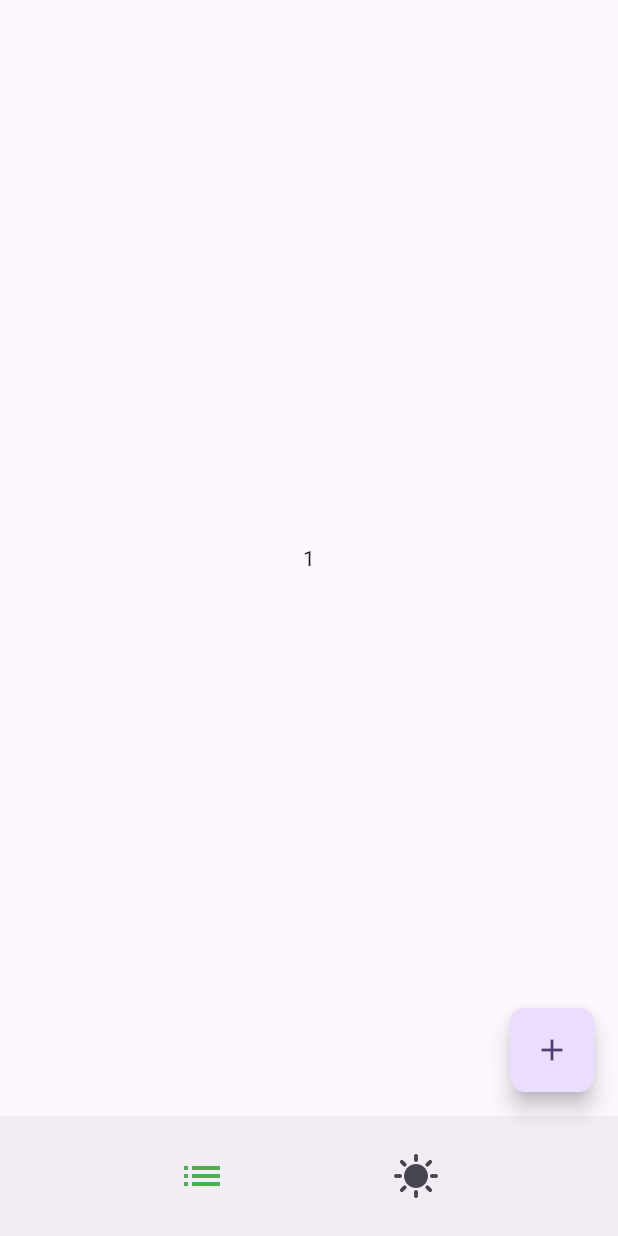
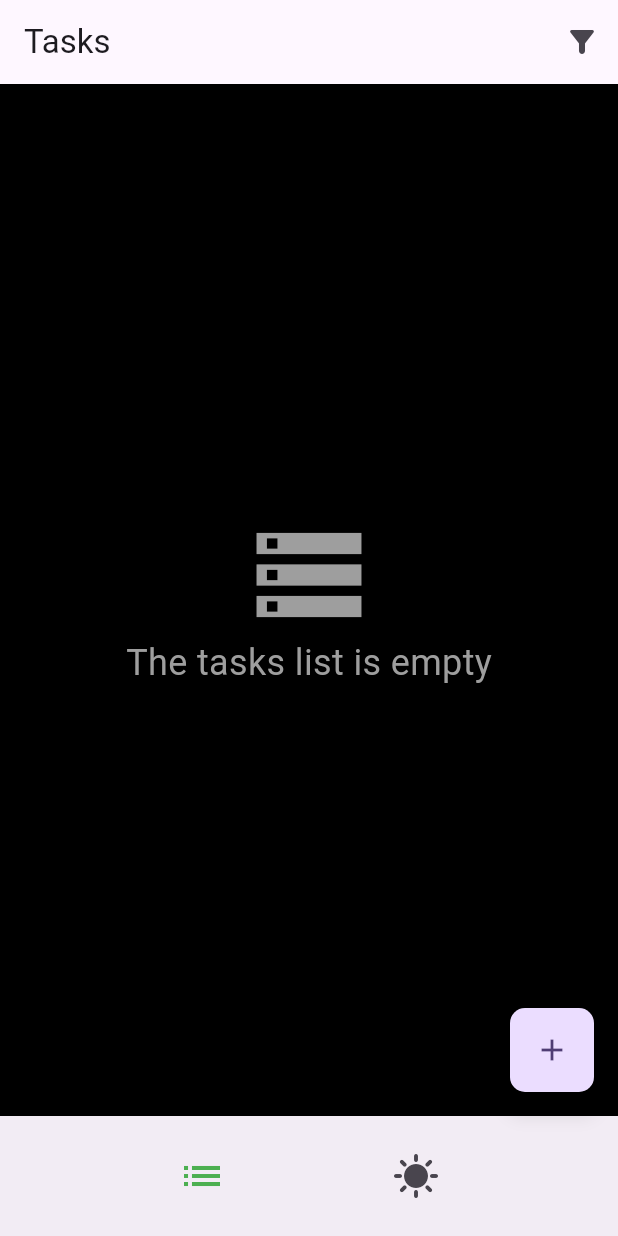
Before and after one commit to Grifon333/space_scutum_todo, a Flutter app: the screen it shows after launch, on a phone screen of 412 x 824 dp. Run offline on Flutter 3.47's test engine with Material 3 defaults, Android fonts, the phone set to English and light mode, and no system bars; our stand-ins replace bloc, equatable, flutter_bloc, rxdart, shared_preferences.

Commit message:
Added the TaskPage.

```diff
--- a/lib/ui/widgets/home/view/home_page.dart
+++ b/lib/ui/widgets/home/view/home_page.dart
@@ -1,6 +1,7 @@
 import 'package:flutter/material.dart';
 import 'package:flutter_bloc/flutter_bloc.dart';
 import 'package:space_scutum_todo/ui/widgets/home/home.dart';
+import 'package:space_scutum_todo/ui/widgets/tasks/tasks.dart';
 
 class HomePage extends StatelessWidget {
   const HomePage({super.key});
@@ -23,9 +24,10 @@ class HomeView extends StatelessWidget {
     return Scaffold(
       body: IndexedStack(
         index: selectedTab.index,
-        children: const [Center(child: Text('1')), Center(child: Text('2'))],
+        children: const [TasksPage(), Center(child: Text('2'))],
       ),
       floatingActionButton: FloatingActionButton(
+        // TODO: task edit screen
         onPressed: () {},
         shape: const RoundedRectangleBorder(
             borderRadius: BorderRadius.all(Radius.circular(10))),
--- /dev/null
+++ b/lib/ui/widgets/tasks/bloc/tasks_bloc.dart
@@ -0,0 +1,60 @@
+import 'package:bloc/bloc.dart';
+import 'package:equatable/equatable.dart';
+import 'package:space_scutum_todo/ui/widgets/tasks/tasks.dart';
+import 'package:todos_repository/todos_repository.dart';
+import "package:meta/meta.dart";
+
+part 'tasks_event.dart';
+
+part 'tasks_state.dart';
+
+class TasksBloc extends Bloc<TasksEvent, TasksState> {
+  final TodosRepository _repository;
+
+  TasksBloc({
+    required TodosRepository repository,
+  })  : _repository = repository,
+        super(TasksState()) {
+    on<TasksSubscriptionRequired>(_onSubscriptionRequired);
+    on<TasksCompletionToggled>(_onCompletionToggled);
+    on<TasksTaskDeleted>(_onTaskDeleted);
+    on<TasksFilterChanged>(_onFilterChanged);
+  }
+
+  Future<void> _onSubscriptionRequired(
+    TasksSubscriptionRequired event,
+    Emitter<TasksState> emit,
+  ) async {
+    emit(state.copyWith(status: TasksStatus.loading));
+    await emit.forEach<List<Todo>>(
+      _repository.getTodos(),
+      onData: (tasks) => state.copyWith(
+        status: TasksStatus.success,
+        tasks: tasks,
+      ),
+      onError: (_, __) => state.copyWith(status: TasksStatus.failure),
+    );
+  }
+
+  Future<void> _onCompletionToggled(
+    TasksCompletionToggled event,
+    Emitter<TasksState> emit,
+  ) async {
+    final newTask = event.task.copyWith(isCompleted: event.isCompleted);
+    await _repository.saveTodo(newTask);
+  }
+
+  Future<void> _onTaskDeleted(
+    TasksTaskDeleted event,
+    Emitter<TasksState> emit,
+  ) async {
+    await _repository.deleteTodo(event.task.id);
+  }
+
+  void _onFilterChanged(
+    TasksFilterChanged event,
+    Emitter<TasksState> emit,
+  ) {
+    emit(state.copyWith(filter: event.filter));
+  }
+}
--- /dev/null
+++ b/lib/ui/widgets/tasks/bloc/tasks_event.dart
@@ -0,0 +1,44 @@
+part of 'tasks_bloc.dart';
+
+@immutable
+sealed class TasksEvent extends Equatable {
+  const TasksEvent();
+
+  @override
+  List<Object> get props => [];
+}
+
+class TasksSubscriptionRequired extends TasksEvent {
+  const TasksSubscriptionRequired();
+}
+
+class TasksCompletionToggled extends TasksEvent {
+  final Todo task;
+  final bool isCompleted;
+
+  const TasksCompletionToggled({
+    required this.task,
+    required this.isCompleted,
+  });
+
+  @override
+  List<Object> get props => [task, isCompleted];
+}
+
+class TasksTaskDeleted extends TasksEvent {
+  final Todo task;
+
+  const TasksTaskDeleted(this.task);
+
+  @override
+  List<Object> get props => [task];
+}
+
+class TasksFilterChanged extends TasksEvent {
+  final TasksFilter filter;
+
+  const TasksFilterChanged(this.filter);
+
+  @override
+  List<Object> get props => [filter];
+}
--- /dev/null
+++ b/lib/ui/widgets/tasks/bloc/tasks_state.dart
@@ -0,0 +1,36 @@
+part of 'tasks_bloc.dart';
+
+enum TasksStatus { initial, loading, success, failure }
+
+final class TasksState extends Equatable {
+  final TasksStatus status;
+  final List<Todo> tasks;
+  final TasksFilter filter;
+  final String? selectCategory;
+
+  const TasksState({
+    this.status = TasksStatus.initial,
+    this.tasks = const [],
+    this.filter = TasksFilter.all,
+    this.selectCategory,
+  });
+
+  Iterable<Todo> get filteredTasks => filter.applyAll(tasks);
+
+  TasksState copyWith({
+    TasksStatus? status,
+    List<Todo>? tasks,
+    TasksFilter? filter,
+    String? selectCategory,
+  }) {
+    return TasksState(
+      status: status ?? this.status,
+      tasks: tasks ?? this.tasks,
+      filter: filter ?? this.filter,
+      selectCategory: selectCategory ?? this.selectCategory,
+    );
+  }
+
+  @override
+  List<Object?> get props => [status, tasks, filter, selectCategory];
+}
--- /dev/null
+++ b/lib/ui/widgets/tasks/models/models.dart
@@ -0,0 +1 @@
+export 'tasks_view_filter.dart';
--- /dev/null
+++ b/lib/ui/widgets/tasks/models/tasks_view_filter.dart
@@ -0,0 +1,15 @@
+import 'package:todos_repository/todos_repository.dart';
+
+enum TasksFilter { all, complete, active, category }
+
+extension SimpleFilter on TasksFilter {
+  bool apply(Todo task, {String? category}) => switch (this) {
+        TasksFilter.all => true,
+        TasksFilter.complete => task.isCompleted,
+        TasksFilter.active => !task.isCompleted,
+        TasksFilter.category => category != null && task.category == category,
+      };
+
+  Iterable<Todo> applyAll(Iterable<Todo> tasks, {String? category}) =>
+      tasks.where(apply);
+}
--- /dev/null
+++ b/lib/ui/widgets/tasks/tasks.dart
@@ -0,0 +1,3 @@
+export 'view/tasks_page.dart';
+export 'bloc/tasks_bloc.dart';
+export 'models/models.dart';
--- /dev/null
+++ b/lib/ui/widgets/tasks/view/tasks_page.dart
@@ -0,0 +1,89 @@
+import 'package:flutter/material.dart';
+import 'package:flutter_bloc/flutter_bloc.dart';
+import 'package:space_scutum_todo/ui/widgets/tasks/tasks.dart';
+import 'package:space_scutum_todo/ui/widgets/tasks/widgets/widgets.dart';
+import 'package:todos_repository/todos_repository.dart';
+
+class TasksPage extends StatelessWidget {
+  const TasksPage({super.key});
+
+  @override
+  Widget build(BuildContext context) {
+    return BlocProvider(
+      create: (context) => TasksBloc(
+        repository: context.read<TodosRepository>(),
+      )..add(const TasksSubscriptionRequired()),
+      child: const TasksView(),
+    );
+  }
+}
+
+class TasksView extends StatelessWidget {
+  const TasksView({super.key});
+
+  @override
+  Widget build(BuildContext context) {
+    return Scaffold(
+      backgroundColor: Colors.black,
+      appBar: AppBar(
+        title: Text('Tasks'),
+        actions: [TasksFilterButton()],
+      ),
+      body: BlocListener<TasksBloc, TasksState>(
+        listener: (context, state) {
+          if (state.status == TasksStatus.failure) {
+            ScaffoldMessenger.of(context)
+              ..hideCurrentSnackBar()
+              ..showSnackBar(
+                SnackBar(
+                  content: Text('An error occurred while loading tasks'),
+                ),
+              );
+          }
+        },
+        listenWhen: (previous, current) => previous.status != current.status,
+        child: BlocBuilder<TasksBloc, TasksState>(
+          builder: (context, state) {
+            if (state.tasks.isEmpty) {
+              if (state.status == TasksStatus.loading) {
+                return Center(
+                  child: CircularProgressIndicator(),
+                );
+              }
+              return Center(
+                child: Column(
+                  mainAxisSize: MainAxisSize.min,
+                  children: [
+                    Icon(
+                      Icons.storage,
+                      color: Colors.grey,
+                      size: 84,
+                    ),
+                    Text(
+                      'The tasks list is empty',
+                      style: TextStyle(color: Colors.grey, fontSize: 24),
+                    ),
+                  ],
+                ),
+              );
+            }
+            return ListView.separated(
+              itemBuilder: (context, index) {
+                // final task = state.filteredTasks.elementAt(index);
+                final task = Todo(
+                  title: 'Title',
+                  description: 'description',
+                  category: 'Home',
+                );
+                return TaskCard(task: task);
+              },
+              separatorBuilder: (_, __) => SizedBox(height: 8),
+              // itemCount: state.filteredTasks.length
+              itemCount: 10,
+            );
+          },
+        ),
+      ),
+    );
+  }
+}
--- /dev/null
+++ b/lib/ui/widgets/tasks/view/view.dart
@@ -0,0 +1 @@
+export 'tasks_page.dart';
--- /dev/null
+++ b/lib/ui/widgets/tasks/widgets/task_card.dart
@@ -0,0 +1,46 @@
+import 'package:flutter/material.dart';
+import 'package:provider/provider.dart';
+import 'package:space_scutum_todo/ui/widgets/tasks/tasks.dart';
+import 'package:todos_repository/todos_repository.dart';
+
+class TaskCard extends StatelessWidget {
+  final Todo task;
+
+  const TaskCard({super.key, required this.task});
+
+  @override
+  Widget build(BuildContext context) {
+    return Dismissible(
+      key: Key('TaskCard_${task.id}'),
+      child: ListTile(
+        title: Text(
+          task.title,
+          maxLines: 1,
+          overflow: TextOverflow.ellipsis,
+          style: task.isCompleted
+              ? TextStyle(decoration: TextDecoration.lineThrough)
+              : null,
+        ),
+        subtitle: Text(
+          task.description,
+          maxLines: 2,
+          overflow: TextOverflow.ellipsis,
+          style: task.isCompleted
+              ? TextStyle(decoration: TextDecoration.lineThrough)
+              : null,
+        ),
+        leading: Checkbox(
+          value: task.isCompleted,
+          onChanged: (value) => context.read<TasksBloc>().add(
+            TasksCompletionToggled(task: task, isCompleted: value ?? false),
+          ),
+        ),
+        trailing: Icon(Icons.chevron_right),
+        // TODO: task edit screen
+        onTap: () => Navigator.of(context).push(
+          MaterialPageRoute(builder: (_) => Scaffold(body: SizedBox())),
+        ),
+      ),
+    );
+  }
+}
--- /dev/null
+++ b/lib/ui/widgets/tasks/widgets/tasks_filter_button.dart
@@ -0,0 +1,24 @@
+import 'package:flutter/material.dart';
+import 'package:provider/provider.dart';
+import 'package:space_scutum_todo/ui/widgets/tasks/tasks.dart';
+
+class TasksFilterButton extends StatelessWidget {
+  const TasksFilterButton({super.key});
+
+  @override
+  Widget build(BuildContext context) {
+    final filter = context.select((TasksBloc bloc) => bloc.state.filter);
+    return PopupMenuButton<TasksFilter>(
+      itemBuilder: (context) => [
+        PopupMenuItem(value: TasksFilter.all, child: Text('all')),
+        PopupMenuItem(value: TasksFilter.complete, child: Text('complete')),
+        PopupMenuItem(value: TasksFilter.active, child: Text('activate')),
+      ],
+      initialValue: filter,
+      onSelected: (value) {
+        context.read<TasksBloc>().add(TasksFilterChanged(value));
+      },
+      icon: const Icon(Icons.filter_alt_rounded),
+    );
+  }
+}
--- /dev/null
+++ b/lib/ui/widgets/tasks/widgets/widgets.dart
@@ -0,0 +1,2 @@
+export 'task_card.dart';
+export 'tasks_filter_button.dart';
```
